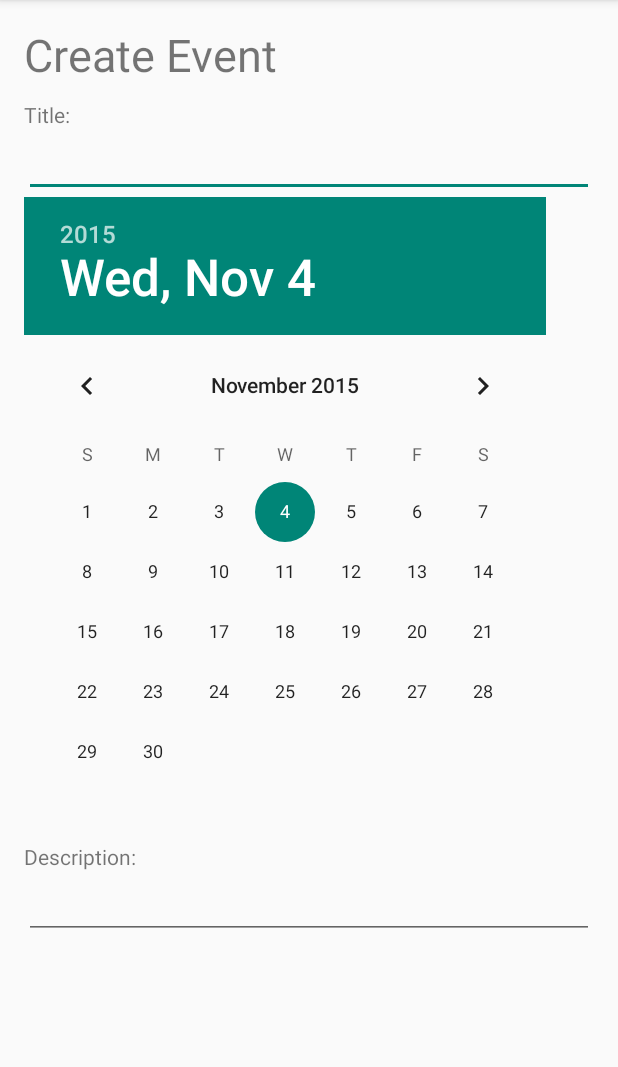
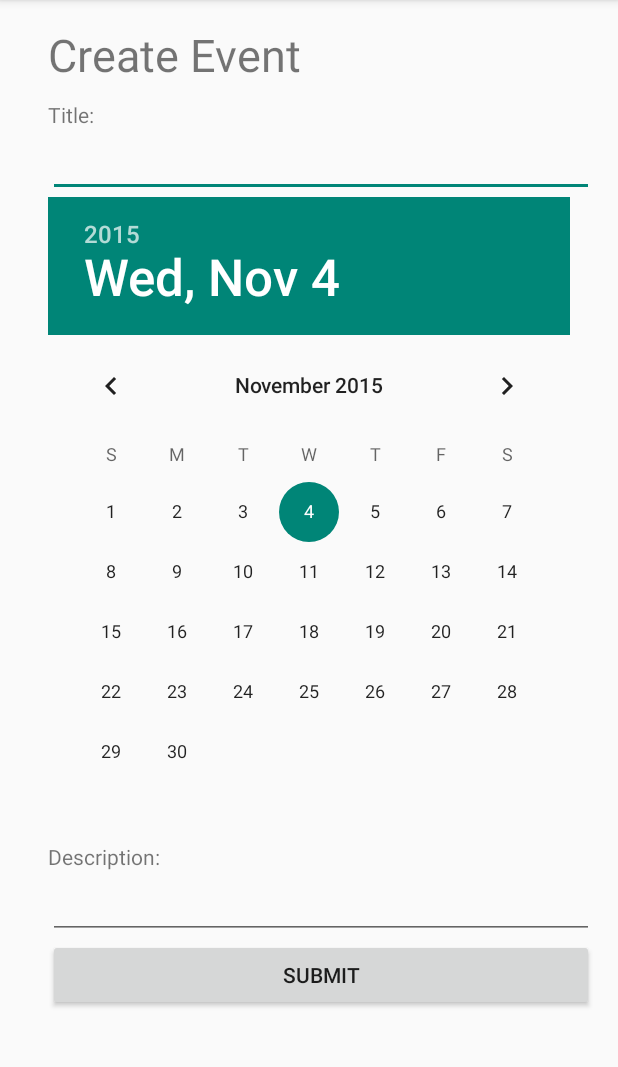
Before and after one commit to Coolest101Group/UCSDBulletinBoard, an Android app: the CreateEvent screen opened directly, with no data from a screen before it, on a phone screen of 412 x 824 dp, the part 84-1151 px from its top. Run offline under Robolectric (Android 15) with nearby library versions, the phone set to English and light mode, and no system bars.

Commit message:
fixed strings.xml, added submit button to Create Event page

```diff
--- a/app/src/main/java/com/apress/gerber/ucsdbulletinboard/fragments/FitnessAndWellBeing.java
+++ b/app/src/main/java/com/apress/gerber/ucsdbulletinboard/fragments/FitnessAndWellBeing.java
@@ -4,6 +4,7 @@ import android.os.Bundle;
 import android.support.annotation.Nullable;
 import android.support.v4.app.Fragment;
 import android.view.LayoutInflater;
+import android.view.MenuItem;
 import android.view.View;
 import android.view.ViewGroup;
 
--- a/app/src/main/res/layout/activity_create_event.xml
+++ b/app/src/main/res/layout/activity_create_event.xml
@@ -8,6 +8,11 @@
     android:orientation="vertical"
     tools:context="com.apress.gerber.ucsdbulletinboard.CreateEvent">
 
+    <android.support.v7.widget.Toolbar
+        android:id="@+id/create_event_toolbar"
+        android:layout_width="fill_parent"
+        android:layout_height="wrap_content"
+        android:minHeight="100dp">
         <ScrollView
             android:layout_width="fill_parent"
             android:layout_height="wrap_content">
@@ -16,13 +21,13 @@
                 android:layout_height="wrap_content"
                 android:orientation="vertical">
                 <TextView
-                android:text="Create Event"
+                    android:text="@string/create_event_title"
                     android:textSize="30dp"
                     android:paddingBottom="10dp"
                     android:layout_width="fill_parent"
                     android:layout_height="wrap_content" />
                 <TextView
-                android:text="Title: "
+                    android:text="@string/input_event_title"
                     android:layout_width="wrap_content"
                     android:layout_height="wrap_content" />
                 <EditText
@@ -32,17 +37,20 @@
                 <DatePicker
                     android:layout_width="fill_parent"
                     android:layout_height="wrap_content">
-
                 </DatePicker>
-
                 <TextView
-                android:text="Description: "
+                    android:text="@string/input_event_description"
                     android:layout_width="wrap_content"
                     android:layout_height="wrap_content" />
                 <EditText
                     android:layout_width="fill_parent"
                     android:layout_height="wrap_content" />
+                <Button
+                    android:layout_width="fill_parent"
+                    android:layout_height="wrap_content"
+                    android:text="@string/submit_event_button"/>
             </LinearLayout>
         </ScrollView>
+    </android.support.v7.widget.Toolbar>
 
 </LinearLayout>
--- a/app/src/main/res/values/strings.xml
+++ b/app/src/main/res/values/strings.xml
@@ -1,7 +1,10 @@
 <resources>
     <string name="app_name">UCSD Bulletin Board</string>
-
     <string name="hello_world">Hello world!</string>
+    <string name="create_event_title">Create Event</string>
+    <string name="input_event_title">Title: </string>
+    <string name="input_event_description">Description: </string>
+    <string name="submit_event_button">Submit</string>
     <string name="action_settings">Settings</string>
     <string name="drawer_opened">Drawer Opened</string>
     <string name="drawer_closed">Drawer Closed</string>
```
Lines whose indentation alone changed are shown as unchanged.
